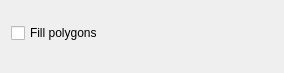
This is src/qt-widgets/ReconstructLayerOptionsWidgetUi.ui in GPlates/GPlates as Qt 5 draws it before an edit. The edited form follows.
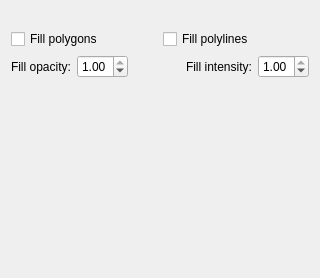
This is the edited form.

```diff
--- a/src/qt-widgets/ReconstructLayerOptionsWidgetUi.ui
+++ b/src/qt-widgets/ReconstructLayerOptionsWidgetUi.ui
@@ -6,23 +6,94 @@
    <rect>
     <x>0</x>
     <y>0</y>
-    <width>284</width>
-    <height>73</height>
+    <width>320</width>
+    <height>278</height>
    </rect>
   </property>
   <layout class="QVBoxLayout" name="verticalLayout">
    <item>
     <widget class="QWidget" name="set_vgp_visibility_placeholder_widget" native="true"/>
    </item>
+   <item>
+    <widget class="QWidget" name="set_deformation_placeholder_widget" native="true"/>
+   </item>
    <item>
     <widget class="QWidget" name="draw_style_placeholder_widget" native="true"/>
    </item>
    <item>
-    <widget class="QCheckBox" name="fill_polygons">
-     <property name="text">
-      <string>Fill polygons</string>
-     </property>
-    </widget>
+    <layout class="QHBoxLayout" name="horizontalLayout">
+     <item>
+      <widget class="QCheckBox" name="fill_polygons">
+       <property name="text">
+        <string>Fill polygons</string>
+       </property>
+      </widget>
+     </item>
+     <item>
+      <widget class="QCheckBox" name="fill_polylines">
+       <property name="text">
+        <string>Fill polylines</string>
+       </property>
+      </widget>
+     </item>
+    </layout>
+   </item>
+   <item>
+    <layout class="QHBoxLayout" name="fill_opacity_intensity_layout">
+     <item>
+      <widget class="QLabel" name="fill_opacity_label">
+       <property name="text">
+        <string>Fill opacity:</string>
+       </property>
+      </widget>
+     </item>
+     <item>
+      <widget class="QDoubleSpinBox" name="fill_opacity_spinbox">
+       <property name="maximum">
+        <double>1.000000000000000</double>
+       </property>
+       <property name="singleStep">
+        <double>0.040000000000000</double>
+       </property>
+       <property name="value">
+        <double>1.000000000000000</double>
+       </property>
+      </widget>
+     </item>
+     <item>
+      <spacer name="horizontalSpacer">
+       <property name="orientation">
+        <enum>Qt::Horizontal</enum>
+       </property>
+       <property name="sizeHint" stdset="0">
+        <size>
+         <width>40</width>
+         <height>20</height>
+        </size>
+       </property>
+      </spacer>
+     </item>
+     <item>
+      <widget class="QLabel" name="fill_intensity_label">
+       <property name="text">
+        <string>Fill intensity:</string>
+       </property>
+      </widget>
+     </item>
+     <item>
+      <widget class="QDoubleSpinBox" name="fill_intensity_spinbox">
+       <property name="maximum">
+        <double>1.000000000000000</double>
+       </property>
+       <property name="singleStep">
+        <double>0.040000000000000</double>
+       </property>
+       <property name="value">
+        <double>1.000000000000000</double>
+       </property>
+      </widget>
+     </item>
+    </layout>
    </item>
    <item>
     <spacer name="verticalSpacer">
```
